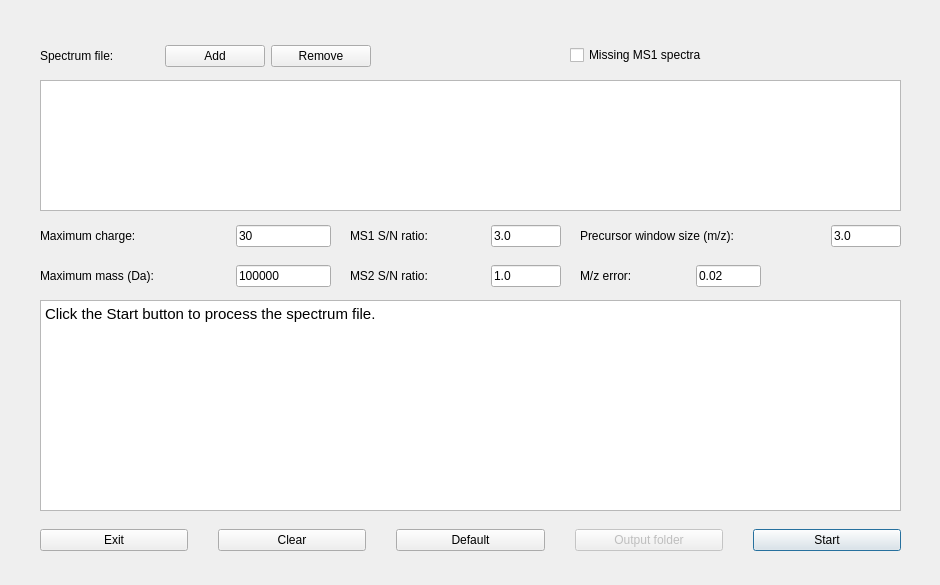
Qt form src/gui/topfd/topfddialog.ui (toppic-suite/toppic-suite) before a commit.
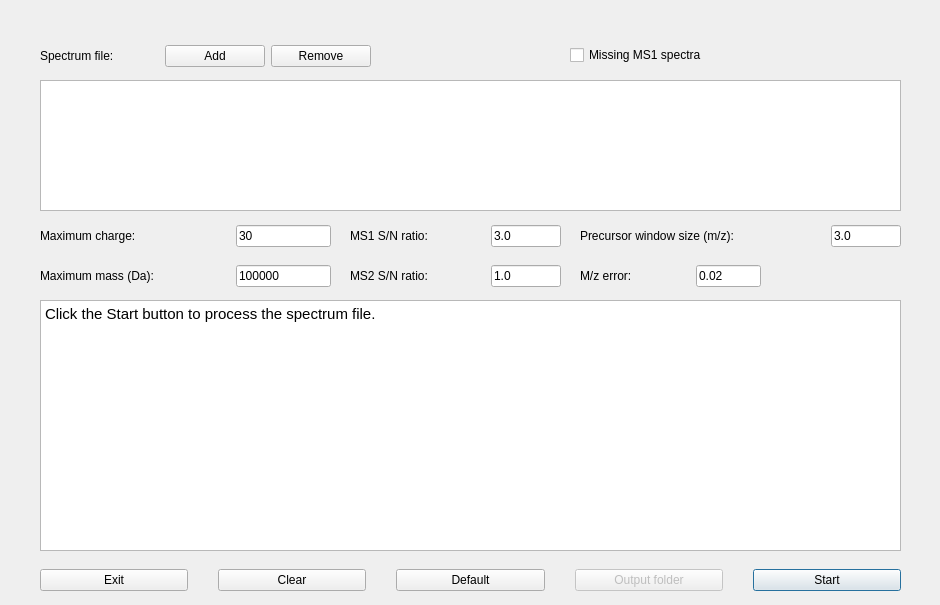
The same form after that commit. Icons and pictures are not drawn.

Patch:
```diff
--- a/src/gui/topfd/topfddialog.ui
+++ b/src/gui/topfd/topfddialog.ui
@@ -10,19 +10,19 @@
     <x>0</x>
     <y>0</y>
     <width>940</width>
-    <height>585</height>
+    <height>605</height>
    </rect>
   </property>
   <property name="minimumSize">
    <size>
     <width>940</width>
-    <height>585</height>
+    <height>605</height>
    </size>
   </property>
   <property name="maximumSize">
    <size>
     <width>940</width>
-    <height>585</height>
+    <height>605</height>
    </size>
   </property>
   <property name="windowTitle">
@@ -315,7 +315,7 @@
    <property name="geometry">
     <rect>
      <x>40</x>
-     <y>520</y>
+     <y>560</y>
      <width>861</width>
      <height>41</height>
     </rect>
@@ -432,15 +432,15 @@
      <x>40</x>
      <y>300</y>
      <width>861</width>
-     <height>211</height>
+     <height>251</height>
     </rect>
    </property>
    <property name="html">
     <string>&lt;!DOCTYPE HTML PUBLIC &quot;-//W3C//DTD HTML 4.0//EN&quot; &quot;http://www.w3.org/TR/REC-html40/strict.dtd&quot;&gt;
 &lt;html&gt;&lt;head&gt;&lt;meta name=&quot;qrichtext&quot; content=&quot;1&quot; /&gt;&lt;style type=&quot;text/css&quot;&gt;
 p, li { white-space: pre-wrap; }
-&lt;/style&gt;&lt;/head&gt;&lt;body style=&quot; font-family:'Cantarell'; font-size:11pt; font-weight:400; font-style:normal;&quot;&gt;
-&lt;p style=&quot; margin-top:0px; margin-bottom:0px; margin-left:0px; margin-right:0px; -qt-block-indent:0; text-indent:0px;&quot;&gt;Click the Start button to process the spectrum file.&lt;/p&gt;&lt;/body&gt;&lt;/html&gt;</string>
+&lt;/style&gt;&lt;/head&gt;&lt;body style=&quot; font-family:'Ubuntu'; font-size:11pt; font-weight:400; font-style:normal;&quot;&gt;
+&lt;p style=&quot; margin-top:0px; margin-bottom:0px; margin-left:0px; margin-right:0px; -qt-block-indent:0; text-indent:0px;&quot;&gt;&lt;span style=&quot; font-family:'Cantarell';&quot;&gt;Click the Start button to process the spectrum file.&lt;/span&gt;&lt;/p&gt;&lt;/body&gt;&lt;/html&gt;</string>
    </property>
   </widget>
   <widget class="QWidget" name="horizontalLayoutWidget_9">
```
